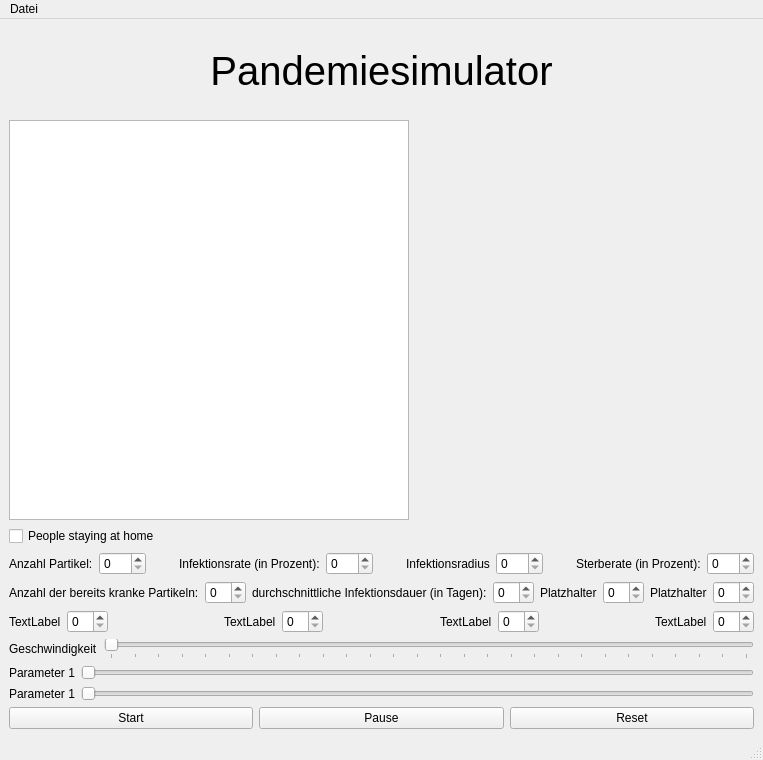
Before: the Qt Designer form resources/pandemieSchoen3.ui in DerKarim06/PandemicSimulation, drawn with Qt 5.
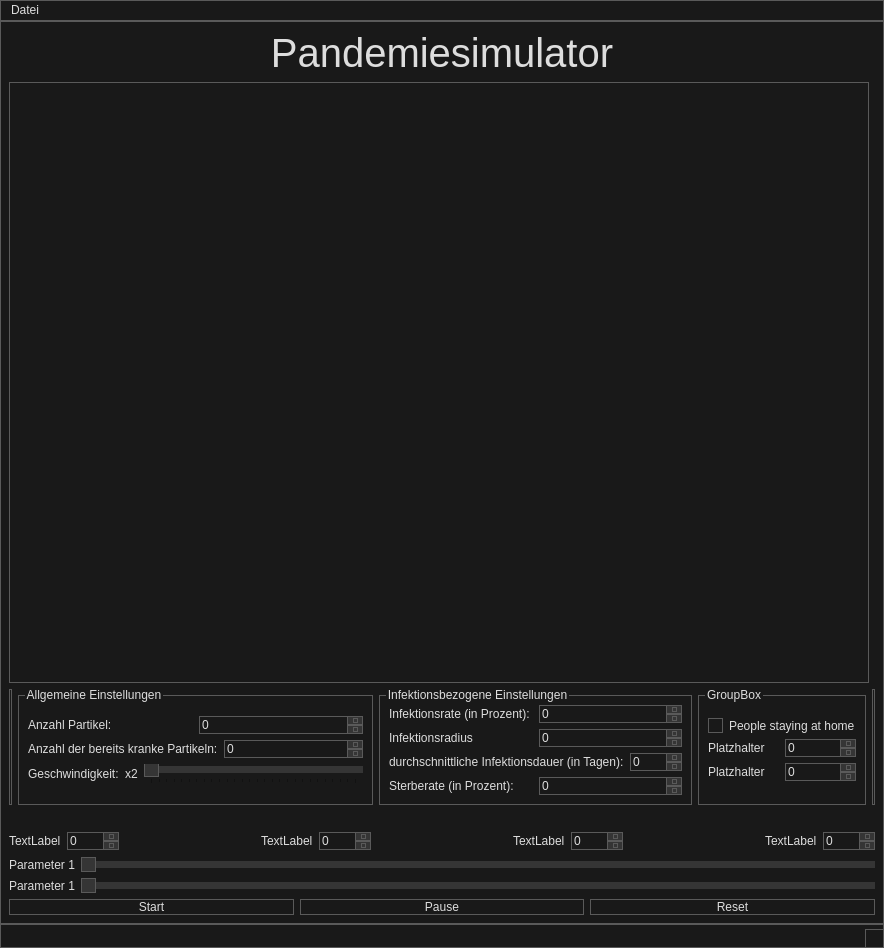
After: the same form once the commit is applied. Custom widgets are drawn as their Qt base class.

Patch:
```diff
--- a/resources/pandemieSchoen3.ui
+++ b/resources/pandemieSchoen3.ui
@@ -6,13 +6,296 @@
    <rect>
     <x>0</x>
     <y>0</y>
-    <width>758</width>
-    <height>760</height>
+    <width>884</width>
+    <height>948</height>
    </rect>
   </property>
   <property name="windowTitle">
    <string>MainWindow</string>
   </property>
+  <property name="styleSheet">
+   <string notr="true">/*
+	Copyright 2013 Emanuel Claesson
+
+	Licensed under the Apache License, Version 2.0 (the &quot;License&quot;);
+	you may not use this file except in compliance with the License.
+	You may obtain a copy of the License at
+
+		http://www.apache.org/licenses/LICENSE-2.0
+
+	Unless required by applicable law or agreed to in writing, software
+	distributed under the License is distributed on an &quot;AS IS&quot; BASIS,
+	WITHOUT WARRANTIES OR CONDITIONS OF ANY KIND, either express or implied.
+	See the License for the specific language governing permissions and
+	limitations under the License.
+*/
+
+/*
+	COLOR_DARK     = #191919
+	COLOR_MEDIUM   = #353535
+	COLOR_MEDLIGHT = #5A5A5A
+	COLOR_LIGHT    = #DDDDDD
+	COLOR_ACCENT   = #3D7848
+*/
+
+* {
+	background: #191919;
+	color: #DDDDDD;
+	border: 1px solid #5A5A5A;
+}
+
+QWidget::item:selected {
+	background: #3D7848;
+}
+
+QCheckBox, QRadioButton {
+	border: none;
+}
+
+QRadioButton::indicator, QCheckBox::indicator {
+	width: 13px;
+	height: 13px;
+}
+
+QRadioButton::indicator::unchecked, QCheckBox::indicator::unchecked {
+	border: 1px solid #5A5A5A;
+	background: none;
+}
+
+QRadioButton::indicator:unchecked:hover, QCheckBox::indicator:unchecked:hover {
+	border: 1px solid #DDDDDD;
+}
+
+QRadioButton::indicator::checked, QCheckBox::indicator::checked {
+	border: 1px solid #5A5A5A;
+	background: #5A5A5A;
+}
+
+QRadioButton::indicator:checked:hover, QCheckBox::indicator:checked:hover {
+	border: 1px solid #DDDDDD;
+	background: #DDDDDD;
+}
+
+QGroupBox {
+	margin-top: 6px;
+}
+
+QGroupBox::title {
+	top: -7px;
+	left: 7px;
+}
+
+QScrollBar {
+	border: 1px solid #5A5A5A;
+	background: #191919;
+}
+
+QScrollBar:horizontal {
+	height: 15px;
+	margin: 0px 0px 0px 32px;
+}
+
+QScrollBar:vertical {
+	width: 15px;
+	margin: 32px 0px 0px 0px;
+}
+
+QScrollBar::handle {
+	background: #353535;
+	border: 1px solid #5A5A5A;
+}
+
+QScrollBar::handle:horizontal {
+	border-width: 0px 1px 0px 1px;
+}
+
+QScrollBar::handle:vertical {
+	border-width: 1px 0px 1px 0px;
+}
+
+QScrollBar::handle:horizontal {
+	min-width: 20px;
+}
+
+QScrollBar::handle:vertical {
+	min-height: 20px;
+}
+
+QScrollBar::add-line, QScrollBar::sub-line {
+	background:#353535;
+	border: 1px solid #5A5A5A;
+	subcontrol-origin: margin;
+}
+
+QScrollBar::add-line {
+	position: absolute;
+}
+
+QScrollBar::add-line:horizontal {
+	width: 15px;
+	subcontrol-position: left;
+	left: 15px;
+}
+
+QScrollBar::add-line:vertical {
+	height: 15px;
+	subcontrol-position: top;
+	top: 15px;
+}
+
+QScrollBar::sub-line:horizontal {
+	width: 15px;
+	subcontrol-position: top left;
+}
+
+QScrollBar::sub-line:vertical {
+	height: 15px;
+	subcontrol-position: top;
+}
+
+QScrollBar:left-arrow, QScrollBar::right-arrow, QScrollBar::up-arrow, QScrollBar::down-arrow {
+	border: 1px solid #5A5A5A;
+	width: 3px;
+	height: 3px;
+}
+
+QScrollBar::add-page, QScrollBar::sub-page {
+	background: none;
+}
+
+QAbstractButton:hover {
+	background: #353535;
+}
+
+QAbstractButton:pressed {
+	background: #5A5A5A;
+}
+
+QAbstractItemView {
+	show-decoration-selected: 1;
+	selection-background-color: #3D7848;
+	selection-color: #DDDDDD;
+	alternate-background-color: #353535;
+}
+
+QHeaderView {
+	border: 1px solid #5A5A5A;
+}
+
+QHeaderView::section {
+	background: #191919;
+	border: 1px solid #5A5A5A;
+	padding: 4px;
+}
+
+QHeaderView::section:selected, QHeaderView::section::checked {
+	background: #353535;
+}
+
+QTableView {
+	gridline-color: #5A5A5A;
+}
+
+QTabBar {
+	margin-left: 2px;
+}
+
+QTabBar::tab {
+	border-radius: 0px;
+	padding: 4px;
+	margin: 4px;
+}
+
+QTabBar::tab:selected {
+	background: #353535;
+}
+
+QComboBox::down-arrow {
+	border: 1px solid #5A5A5A;
+	background: #353535;
+}
+
+QComboBox::drop-down {
+	border: 1px solid #5A5A5A;
+	background: #353535;
+}
+
+QComboBox::down-arrow {
+	width: 3px;
+	height: 3px;
+	border: 1px solid #5A5A5A;
+}
+
+QAbstractSpinBox {
+	padding-right: 15px;
+}
+
+QAbstractSpinBox::up-button, QAbstractSpinBox::down-button {
+	border: 1px solid #5A5A5A;
+	background: #353535;
+	subcontrol-origin: border;
+}
+
+QAbstractSpinBox::up-arrow, QAbstractSpinBox::down-arrow {
+	width: 3px;
+	height: 3px;
+	border: 1px solid #5A5A5A;
+}
+
+QSlider {
+	border: none;
+}
+
+QSlider::groove:horizontal {
+	height: 5px;
+	margin: 4px 0px 4px 0px;
+}
+
+QSlider::groove:vertical {
+	width: 5px;
+	margin: 0px 4px 0px 4px;
+}
+
+QSlider::handle {
+	border: 1px solid #5A5A5A;
+	background: #353535;
+}
+
+QSlider::handle:horizontal {
+	width: 15px;
+	margin: -4px 0px -4px 0px;
+}
+
+QSlider::handle:vertical {
+	height: 15px;
+	margin: 0px -4px 0px -4px;
+}
+
+QSlider::add-page:vertical, QSlider::sub-page:horizontal {
+	background: #3D7848;
+}
+
+QSlider::sub-page:vertical, QSlider::add-page:horizontal {
+	background: #353535;
+}
+
+QLabel {
+	border: none;
+}
+
+QProgressBar {
+	text-align: center;
+}
+
+QProgressBar::chunk {
+	width: 1px;
+	background-color: #3D7848;
+}
+
+QMenu::separator {
+	background: #353535;
+}</string>
+  </property>
   <widget class="QWidget" name="centralwidget">
    <layout class="QVBoxLayout" name="verticalLayout_2">
     <item>
@@ -36,11 +319,8 @@
        <layout class="QHBoxLayout" name="horizontalLayout">
         <item>
          <widget class="QGraphicsView" name="graphicsView_2">
-          <property name="maximumSize">
-           <size>
-            <width>400</width>
-            <height>400</height>
-           </size>
+          <property name="styleSheet">
+           <string notr="true"/>
           </property>
          </widget>
         </item>
@@ -49,110 +329,237 @@
         </item>
        </layout>
       </item>
-      <item>
-       <widget class="QCheckBox" name="checkBox">
-        <property name="layoutDirection">
-         <enum>Qt::LeftToRight</enum>
-        </property>
-        <property name="text">
-         <string>People staying at home</string>
-        </property>
-       </widget>
-      </item>
       <item>
        <layout class="QHBoxLayout" name="horizontalLayout_4">
         <item>
-         <widget class="QLabel" name="label_3">
-          <property name="text">
-           <string>Anzahl Partikel:</string>
-          </property>
-         </widget>
-        </item>
-        <item>
-         <widget class="QSpinBox" name="spinBox">
-          <property name="maximum">
-           <number>500</number>
-          </property>
-         </widget>
-        </item>
-        <item>
-         <spacer name="horizontalSpacer">
+         <widget class="Line" name="line">
           <property name="orientation">
-           <enum>Qt::Horizontal</enum>
+           <enum>Qt::Vertical</enum>
           </property>
-          <property name="sizeHint" stdset="0">
-           <size>
-            <width>40</width>
-            <height>20</height>
-           </size>
-          </property>
-         </spacer>
-        </item>
-        <item>
-         <widget class="QLabel" name="label_6">
-          <property name="text">
-           <string>Infektionsrate (in Prozent):</string>
-          </property>
          </widget>
         </item>
         <item>
-         <widget class="QSpinBox" name="spinBox_2">
-          <property name="maximum">
-           <number>100</number>
+         <widget class="QGroupBox" name="groupBox">
+          <property name="title">
+           <string>Allgemeine Einstellungen</string>
           </property>
+          <layout class="QVBoxLayout" name="verticalLayout_7">
+           <item>
+            <layout class="QVBoxLayout" name="verticalLayout_3">
+             <item>
+              <layout class="QHBoxLayout" name="horizontalLayout_9">
+               <item>
+                <widget class="QLabel" name="label_3">
+                 <property name="text">
+                  <string>Anzahl Partikel:</string>
+                 </property>
+                </widget>
+               </item>
+               <item>
+                <widget class="QSpinBox" name="spinBox">
+                 <property name="maximum">
+                  <number>500</number>
+                 </property>
+                </widget>
+               </item>
+              </layout>
+             </item>
+             <item>
+              <layout class="QHBoxLayout" name="horizontalLayout_10">
+               <item>
+                <widget class="QLabel" name="label_12">
+                 <property name="text">
+                  <string>Anzahl der bereits kranke Partikeln:</string>
+                 </property>
+                </widget>
+               </item>
+               <item>
+                <widget class="QSpinBox" name="spinBox_5"/>
+               </item>
+              </layout>
+             </item>
+             <item>
+              <layout class="QHBoxLayout" name="horizontalLayout_15">
+               <item>
+                <widget class="QLabel" name="label_2">
+                 <property name="text">
+                  <string>Geschwindigkeit:</string>
+                 </property>
+                </widget>
+               </item>
+               <item>
+                <widget class="QLabel" name="label_17">
+                 <property name="text">
+                  <string>x2</string>
+                 </property>
+                </widget>
+               </item>
+               <item>
+                <widget class="QSlider" name="horizontalSlider">
+                 <property name="minimum">
+                  <number>30</number>
+                 </property>
+                 <property name="maximum">
+                  <number>300</number>
+                 </property>
+                 <property name="orientation">
+                  <enum>Qt::Horizontal</enum>
+                 </property>
+                 <property name="tickPosition">
+                  <enum>QSlider::TicksBelow</enum>
+                 </property>
+                 <property name="tickInterval">
+                  <number>0</number>
+                 </property>
+                </widget>
+               </item>
+              </layout>
+             </item>
+            </layout>
+           </item>
+          </layout>
          </widget>
         </item>
         <item>
-         <spacer name="horizontalSpacer_2">
-          <property name="orientation">
-           <enum>Qt::Horizontal</enum>
+         <widget class="QGroupBox" name="groupBox_2">
+          <property name="title">
+           <string>Infektionsbezogene Einstellungen</string>
           </property>
-          <property name="sizeHint" stdset="0">
-           <size>
-            <width>40</width>
-            <height>20</height>
-           </size>
-          </property>
-         </spacer>
-        </item>
-        <item>
-         <widget class="QLabel" name="label_7">
-          <property name="text">
-           <string>Infektionsradius</string>
-          </property>
+          <layout class="QVBoxLayout" name="verticalLayout_8">
+           <item>
+            <layout class="QVBoxLayout" name="verticalLayout_4">
+             <item>
+              <layout class="QHBoxLayout" name="horizontalLayout_11">
+               <item>
+                <widget class="QLabel" name="label_6">
+                 <property name="text">
+                  <string>Infektionsrate (in Prozent):</string>
+                 </property>
+                </widget>
+               </item>
+               <item>
+                <widget class="QSpinBox" name="spinBox_2">
+                 <property name="maximum">
+                  <number>100</number>
+                 </property>
+                </widget>
+               </item>
+              </layout>
+             </item>
+             <item>
+              <layout class="QHBoxLayout" name="horizontalLayout_13">
+               <item>
+                <widget class="QLabel" name="label_7">
+                 <property name="text">
+                  <string>Infektionsradius</string>
+                 </property>
+                </widget>
+               </item>
+               <item>
+                <widget class="QSpinBox" name="spinBox_3">
+                 <property name="maximum">
+                  <number>100</number>
+                 </property>
+                </widget>
+               </item>
+              </layout>
+             </item>
+             <item>
+              <layout class="QHBoxLayout" name="horizontalLayout_14">
+               <item>
+                <widget class="QLabel" name="label_11">
+                 <property name="text">
+                  <string>durchschnittliche Infektionsdauer (in Tagen):</string>
+                 </property>
+                </widget>
+               </item>
+               <item>
+                <widget class="QSpinBox" name="spinBox_6"/>
+               </item>
+              </layout>
+             </item>
+             <item>
+              <layout class="QHBoxLayout" name="horizontalLayout_12">
+               <item>
+                <widget class="QLabel" name="label_8">
+                 <property name="text">
+                  <string>Sterberate (in Prozent):</string>
+                 </property>
+                </widget>
+               </item>
+               <item>
+                <widget class="QSpinBox" name="spinBox_4">
+                 <property name="maximum">
+                  <number>100</number>
+                 </property>
+                </widget>
+               </item>
+              </layout>
+             </item>
+            </layout>
+           </item>
+          </layout>
          </widget>
         </item>
         <item>
-         <widget class="QSpinBox" name="spinBox_3">
-          <property name="maximum">
-           <number>100</number>
+         <widget class="QGroupBox" name="groupBox_3">
+          <property name="title">
+           <string>GroupBox</string>
           </property>
+          <layout class="QVBoxLayout" name="verticalLayout_9">
+           <item>
+            <layout class="QVBoxLayout" name="verticalLayout_5">
+             <item>
+              <layout class="QHBoxLayout" name="horizontalLayout_16">
+               <item>
+                <widget class="QCheckBox" name="checkBox">
+                 <property name="layoutDirection">
+                  <enum>Qt::LeftToRight</enum>
+                 </property>
+                 <property name="text">
+                  <string>People staying at home</string>
+                 </property>
+                </widget>
+               </item>
+              </layout>
+             </item>
+             <item>
+              <layout class="QHBoxLayout" name="horizontalLayout_17">
+               <item>
+                <widget class="QLabel" name="label_10">
+                 <property name="text">
+                  <string>Platzhalter</string>
+                 </property>
+                </widget>
+               </item>
+               <item>
+                <widget class="QSpinBox" name="spinBox_7"/>
+               </item>
+              </layout>
+             </item>
+             <item>
+              <layout class="QHBoxLayout" name="horizontalLayout_18">
+               <item>
+                <widget class="QLabel" name="label_9">
+                 <property name="text">
+                  <string>Platzhalter</string>
+                 </property>
+                </widget>
+               </item>
+               <item>
+                <widget class="QSpinBox" name="spinBox_8"/>
+               </item>
+              </layout>
+             </item>
+            </layout>
+           </item>
+          </layout>
          </widget>
         </item>
         <item>
-         <spacer name="horizontalSpacer_3">
+         <widget class="Line" name="line_2">
           <property name="orientation">
-           <enum>Qt::Horizontal</enum>
-          </property>
-          <property name="sizeHint" stdset="0">
-           <size>
-            <width>40</width>
-            <height>20</height>
-           </size>
-          </property>
-         </spacer>
-        </item>
-        <item>
-         <widget class="QLabel" name="label_8">
-          <property name="text">
-           <string>Sterberate (in Prozent):</string>
-          </property>
-         </widget>
-        </item>
-        <item>
-         <widget class="QSpinBox" name="spinBox_4">
-          <property name="maximum">
-           <number>100</number>
+           <enum>Qt::Vertical</enum>
           </property>
          </widget>
         </item>
@@ -160,16 +567,6 @@
       </item>
       <item>
        <layout class="QHBoxLayout" name="horizontalLayout_7">
-        <item>
-         <widget class="QLabel" name="label_12">
-          <property name="text">
-           <string>Anzahl der bereits kranke Partikeln:</string>
-          </property>
-         </widget>
-        </item>
-        <item>
-         <widget class="QSpinBox" name="spinBox_5"/>
-        </item>
         <item>
          <spacer name="horizontalSpacer_4">
           <property name="orientation">
@@ -183,16 +580,6 @@
           </property>
          </spacer>
         </item>
-        <item>
-         <widget class="QLabel" name="label_11">
-          <property name="text">
-           <string>durchschnittliche Infektionsdauer (in Tagen):</string>
-          </property>
-         </widget>
-        </item>
-        <item>
-         <widget class="QSpinBox" name="spinBox_6"/>
-        </item>
         <item>
          <spacer name="horizontalSpacer_5">
           <property name="orientation">
@@ -206,16 +593,6 @@
           </property>
          </spacer>
         </item>
-        <item>
-         <widget class="QLabel" name="label_10">
-          <property name="text">
-           <string>Platzhalter</string>
-          </property>
-         </widget>
-        </item>
-        <item>
-         <widget class="QSpinBox" name="spinBox_7"/>
-        </item>
         <item>
          <spacer name="horizontalSpacer_6">
           <property name="orientation">
@@ -229,16 +606,6 @@
           </property>
          </spacer>
         </item>
-        <item>
-         <widget class="QLabel" name="label_9">
-          <property name="text">
-           <string>Platzhalter</string>
-          </property>
-         </widget>
-        </item>
-        <item>
-         <widget class="QSpinBox" name="spinBox_8"/>
-        </item>
        </layout>
       </item>
       <item>
@@ -325,34 +692,7 @@
        </layout>
       </item>
       <item>
-       <layout class="QHBoxLayout" name="horizontalLayout_3">
-        <item>
-         <widget class="QLabel" name="label_2">
-          <property name="text">
-           <string>Geschwindigkeit</string>
-          </property>
-         </widget>
-        </item>
-        <item>
-         <widget class="QSlider" name="horizontalSlider">
-          <property name="minimum">
-           <number>30</number>
-          </property>
-          <property name="maximum">
-           <number>300</number>
-          </property>
-          <property name="orientation">
-           <enum>Qt::Horizontal</enum>
-          </property>
-          <property name="tickPosition">
-           <enum>QSlider::TicksBelow</enum>
-          </property>
-          <property name="tickInterval">
-           <number>0</number>
-          </property>
-         </widget>
-        </item>
-       </layout>
+       <layout class="QHBoxLayout" name="horizontalLayout_3"/>
       </item>
       <item>
        <layout class="QHBoxLayout" name="horizontalLayout_5">
@@ -424,8 +764,8 @@
     <rect>
      <x>0</x>
      <y>0</y>
-     <width>758</width>
-     <height>21</height>
+     <width>884</width>
+     <height>23</height>
     </rect>
    </property>
    <widget class="QMenu" name="menuExport_CSV">
```
